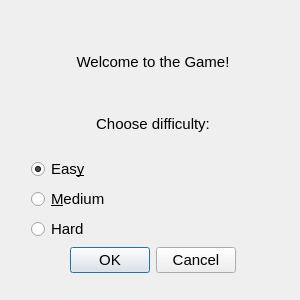
The window that dialog.ui (ARTmanq/HungryOwlQt) describes before a commit, drawn with Qt 5.
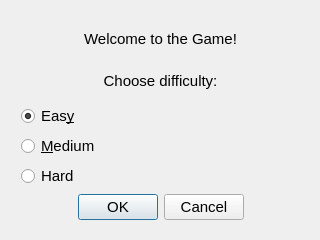
The same window after the commit.

Commit message: Window for easy game created

```diff
--- a/dialog.ui
+++ b/dialog.ui
@@ -6,32 +6,38 @@
    <rect>
     <x>0</x>
     <y>0</y>
-    <width>300</width>
-    <height>300</height>
+    <width>320</width>
+    <height>240</height>
    </rect>
   </property>
   <property name="minimumSize">
    <size>
-    <width>300</width>
-    <height>300</height>
+    <width>320</width>
+    <height>240</height>
    </size>
   </property>
   <property name="maximumSize">
    <size>
-    <width>300</width>
-    <height>300</height>
+    <width>320</width>
+    <height>240</height>
    </size>
   </property>
   <property name="windowTitle">
    <string>Hungry Owl</string>
   </property>
+  <property name="layoutDirection">
+   <enum>Qt::LeftToRight</enum>
+  </property>
+  <property name="autoFillBackground">
+   <bool>false</bool>
+  </property>
   <widget class="QWidget" name="verticalLayoutWidget">
    <property name="geometry">
     <rect>
-     <x>20</x>
-     <y>23</y>
-     <width>266</width>
-     <height>261</height>
+     <x>10</x>
+     <y>10</y>
+     <width>301</width>
+     <height>221</height>
     </rect>
    </property>
    <layout class="QVBoxLayout" name="verticalLayout">
```
The commit also changes 7 other files.
